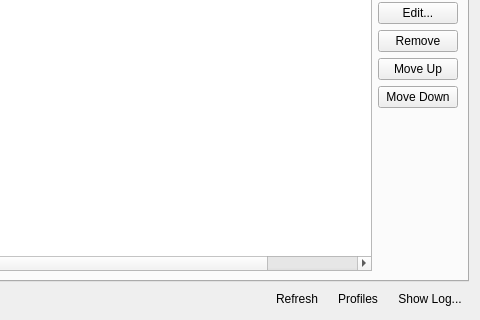
Before: the Qt Designer form kcm/ufw.ui in KDE/ufw-kde, drawn with Qt 5; both pictures show x 134 to 614 and y 249 to 569 of the 614 by 569 pixel window.
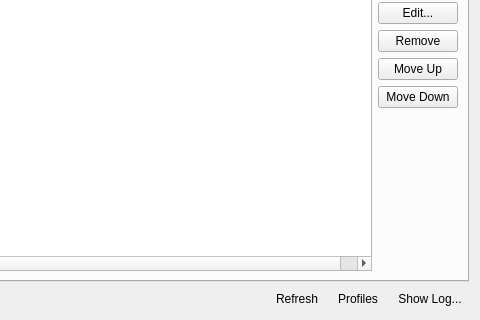
After: the same form once the commit is applied. Custom widgets are drawn as their Qt base class.

Commit message: Import un-released version 0.5.0 - Convert to Python3, for compatability with Ubuntu 12.10 - Remove support for descriptions, seems to be a bit fiddly with Ubuntu 12.10 ufw, and was a bit hacky anyway!

```diff
--- a/kcm/ufw.ui
+++ b/kcm/ufw.ui
@@ -139,11 +139,6 @@
            <string>Logging</string>
           </property>
          </column>
-         <column>
-          <property name="text">
-           <string>Description</string>
-          </property>
-         </column>
         </widget>
        </item>
        <item row="0" column="1">
```
The commit also changes 13 other files.
